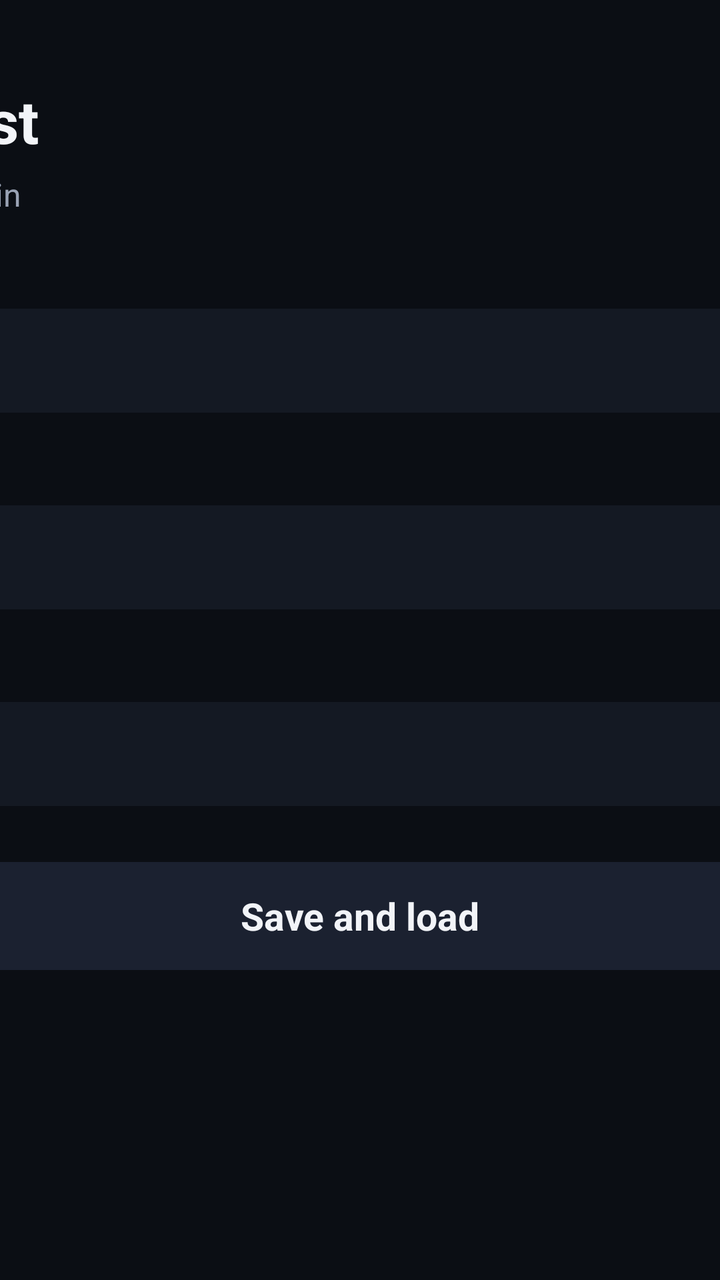
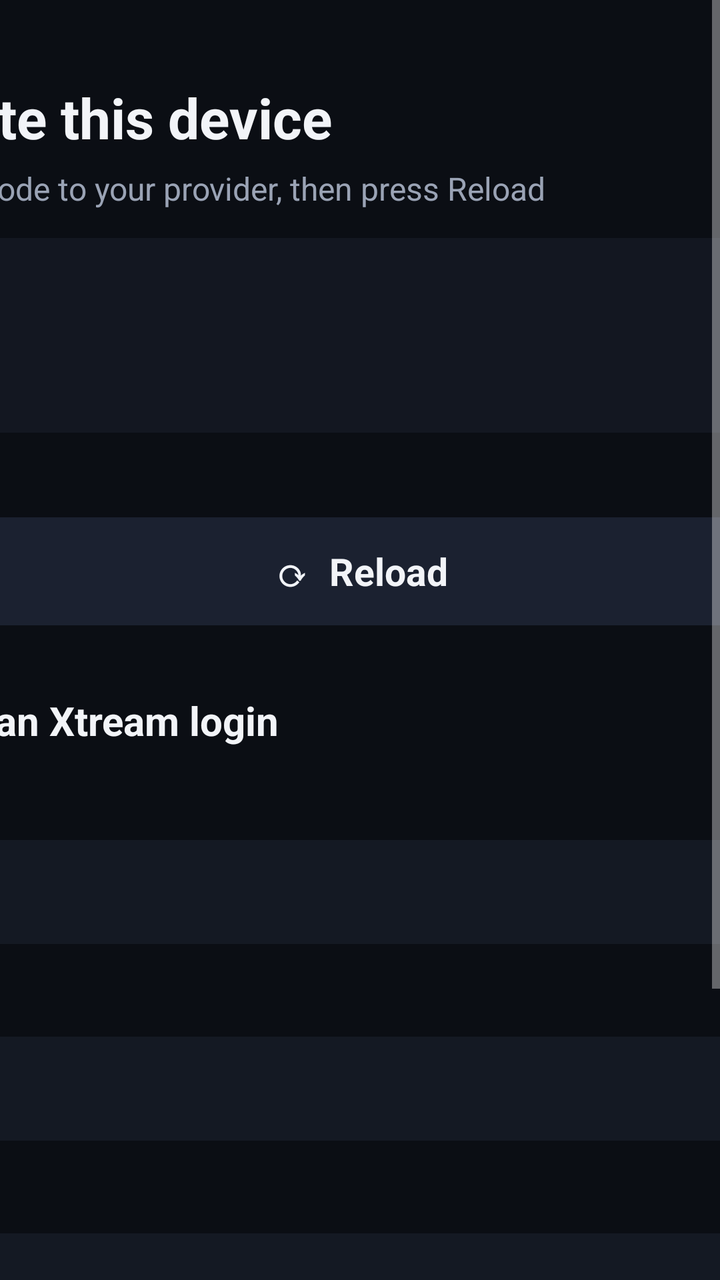

Screens rendered from an Android XML layout before and after an edit, with the pre-edit source and the edit as a unified diff.
<!-- AndroidManifest.xml: application theme AppTheme -->
<!-- res/layout/activity_setup.xml -->
<?xml version="1.0" encoding="utf-8"?>
<ScrollView xmlns:android="http://schemas.android.com/apk/res/android"
    android:layout_width="match_parent" android:layout_height="match_parent" android:background="@color/bg">
    <LinearLayout android:layout_width="520dp" android:layout_height="wrap_content" android:layout_gravity="center_horizontal"
        android:orientation="vertical" android:paddingTop="40dp" android:paddingBottom="40dp">
        <TextView android:layout_width="wrap_content" android:layout_height="wrap_content" android:text="Playlist"
            android:textSize="30sp" android:textStyle="bold"/>
        <TextView android:layout_width="wrap_content" android:layout_height="wrap_content" android:layout_marginTop="6dp"
            android:text="Xtream login" android:textColor="@color/text2" android:textSize="16sp"/>
        <TextView style="@style/Label" android:text="Server"/>
        <EditText android:id="@+id/server" style="@style/Field" android:inputType="textUri"/>
        <TextView style="@style/Label" android:text="Username"/>
        <EditText android:id="@+id/user" style="@style/Field" android:inputType="text"/>
        <TextView style="@style/Label" android:text="Password"/>
        <EditText android:id="@+id/pass" style="@style/Field" android:inputType="textPassword"/>
        <TextView android:id="@+id/save" android:layout_width="match_parent" android:layout_height="54dp"
            android:layout_marginTop="28dp" android:background="@drawable/tile_bg" android:focusable="true" android:clickable="true"
            android:gravity="center" android:text="Save and load" android:textSize="19sp" android:textStyle="bold"/>
        <TextView android:id="@+id/msg" android:layout_width="match_parent" android:layout_height="wrap_content"
            android:layout_marginTop="16dp" android:gravity="center" android:textColor="@color/text2" android:textSize="16sp"/>
    </LinearLayout>
</ScrollView>
<!-- resources referenced by this layout -->
<resources>
  <color name="bg">#0B0E14</color>
  <color name="text2">#9AA3B5</color>
  <!-- drawable tile_bg (drawable) -->
  <selector xmlns:android="http://schemas.android.com/apk/res/android">
      <item android:state_focused="true"><shape><solid android:color="@color/accent"/><corners android:radius="22dp"/></shape></item>
      <item><shape><solid android:color="@color/panel2"/><corners android:radius="22dp"/></shape></item>
  </selector>
  <style name="Field">
          <item name="android:layout_width">match_parent</item>
          <item name="android:layout_height">52dp</item>
          <item name="android:layout_marginTop">6dp</item>
          <item name="android:background">@drawable/edit_bg</item>
          <item name="android:paddingStart">16dp</item>
          <item name="android:paddingEnd">16dp</item>
          <item name="android:textColor">@color/text</item>
          <item name="android:textSize">18sp</item>
          <item name="android:singleLine">true</item>
          <item name="android:imeOptions">actionNext</item>
      </style>
  <style name="Label">
          <item name="android:layout_width">wrap_content</item>
          <item name="android:layout_height">wrap_content</item>
          <item name="android:layout_marginTop">20dp</item>
          <item name="android:textColor">@color/text2</item>
          <item name="android:textSize">15sp</item>
      </style>
  <style name="AppTheme" parent="Theme.AppCompat.NoActionBar">
          <item name="android:windowBackground">@color/bg</item>
          <item name="android:windowFullscreen">true</item>
          <item name="colorAccent">@color/accent</item>
          <item name="android:textColor">@color/text</item>
      </style>
  <color name="accent">#00D68F</color>
  <color name="panel2">#1B2130</color>
  <!-- drawable edit_bg (drawable) -->
  <selector xmlns:android="http://schemas.android.com/apk/res/android">
      <item android:state_focused="true"><shape><solid android:color="@color/panel2"/><corners android:radius="10dp"/><stroke android:width="2dp" android:color="@color/accent"/></shape></item>
      <item><shape><solid android:color="@color/panel"/><corners android:radius="10dp"/></shape></item>
  </selector>
  <color name="text">#F2F4F8</color>
  <color name="panel">#141923</color>
</resources>

<!-- the commit's change to res/layout/activity_setup.xml (unified diff, before → after) -->
@@ -3,10 +3,20 @@
     android:layout_width="match_parent" android:layout_height="match_parent" android:background="@color/bg">
     <LinearLayout android:layout_width="520dp" android:layout_height="wrap_content" android:layout_gravity="center_horizontal"
         android:orientation="vertical" android:paddingTop="40dp" android:paddingBottom="40dp">
-        <TextView android:layout_width="wrap_content" android:layout_height="wrap_content" android:text="Playlist"
-            android:textSize="30sp" android:textStyle="bold"/>
+        <TextView android:layout_width="wrap_content" android:layout_height="wrap_content" android:text="Activate this device"
+            android:textSize="28sp" android:textStyle="bold"/>
         <TextView android:layout_width="wrap_content" android:layout_height="wrap_content" android:layout_marginTop="6dp"
-            android:text="Xtream login" android:textColor="@color/text2" android:textSize="16sp"/>
+            android:text="Send this code to your provider, then press Reload" android:textColor="@color/text2" android:textSize="16sp"/>
+        <TextView android:id="@+id/code" android:layout_width="match_parent" android:layout_height="wrap_content"
+            android:layout_marginTop="14dp" android:background="@drawable/panel_bg" android:gravity="center" android:padding="18dp"
+            android:textColor="@color/accent" android:textSize="46sp" android:textStyle="bold" android:letterSpacing="0.12"/>
+        <TextView android:id="@+id/codeStatus" android:layout_width="match_parent" android:layout_height="wrap_content"
+            android:layout_marginTop="8dp" android:gravity="center" android:textColor="@color/text2" android:textSize="15sp"/>
+        <TextView android:id="@+id/reload" android:layout_width="match_parent" android:layout_height="54dp"
+            android:layout_marginTop="14dp" android:background="@drawable/tile_bg" android:focusable="true" android:clickable="true"
+            android:gravity="center" android:text="⟳  Reload" android:textSize="19sp" android:textStyle="bold"/>
+        <TextView android:layout_width="wrap_content" android:layout_height="wrap_content" android:layout_marginTop="34dp"
+            android:text="Or enter an Xtream login" android:textSize="20sp" android:textStyle="bold"/>
         <TextView style="@style/Label" android:text="Server"/>
         <EditText android:id="@+id/server" style="@style/Field" android:inputType="textUri"/>
         <TextView style="@style/Label" android:text="Username"/>
<!-- resource entries referenced after the edit -->
@@ -2,6 +2,8 @@
 <resources>
   <color name="bg">#0B0E14</color>
   <color name="text2">#9AA3B5</color>
+  <!-- drawable panel_bg (drawable) -->
+  <shape xmlns:android="http://schemas.android.com/apk/res/android"><solid android:color="#E6141923"/><corners android:radius="14dp"/></shape>
   <!-- drawable tile_bg (drawable) -->
   <selector xmlns:android="http://schemas.android.com/apk/res/android">
       <item android:state_focused="true"><shape><solid android:color="@color/accent"/><corners android:radius="22dp"/></shape></item>
